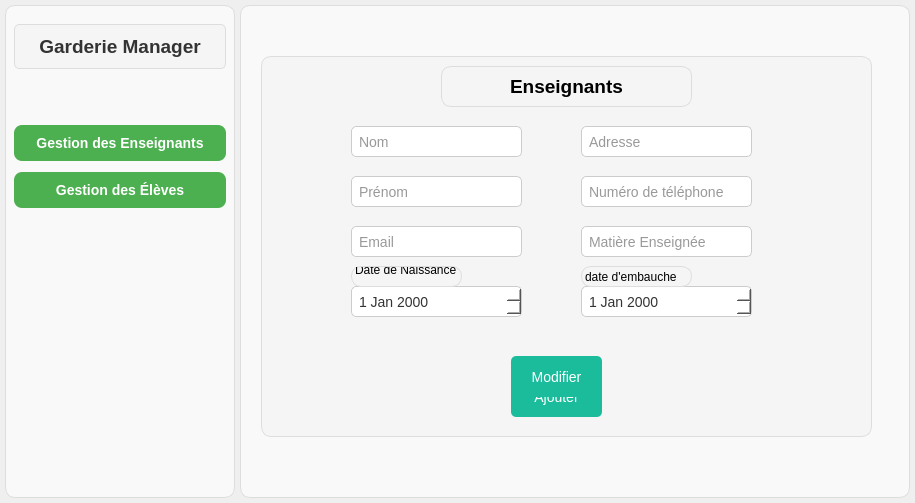
This is mainwindow.ui in houssemgnounou/GarderieScolaireQT as Qt 5 draws it before an edit. The edited form follows.
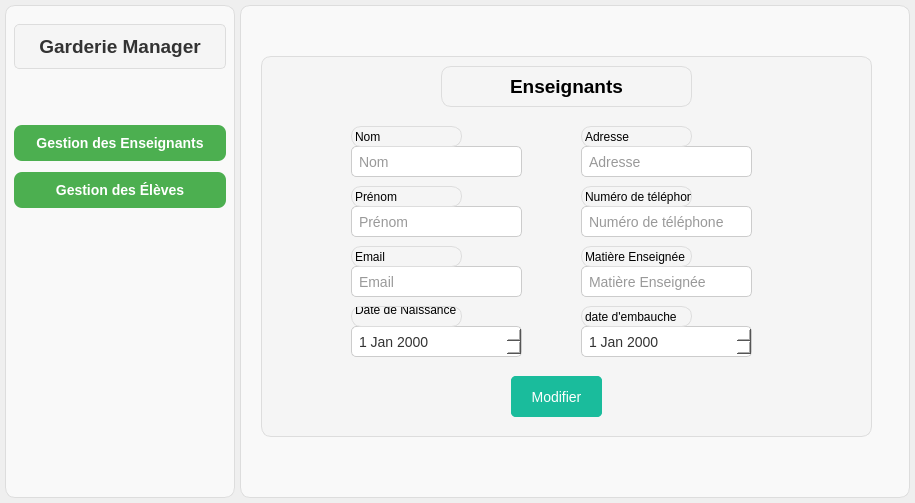
This is the edited form. The open tabs and pages were chosen to show the change.

Patch:
```diff
--- a/mainwindow.ui
+++ b/mainwindow.ui
@@ -574,7 +574,7 @@
          <property name="geometry">
           <rect>
            <x>90</x>
-           <y>70</y>
+           <y>90</y>
            <width>171</width>
            <height>31</height>
           </rect>
@@ -587,7 +587,7 @@
          <property name="geometry">
           <rect>
            <x>90</x>
-           <y>120</y>
+           <y>150</y>
            <width>171</width>
            <height>31</height>
           </rect>
@@ -600,7 +600,7 @@
          <property name="geometry">
           <rect>
            <x>320</x>
-           <y>70</y>
+           <y>90</y>
            <width>171</width>
            <height>31</height>
           </rect>
@@ -613,7 +613,7 @@
          <property name="geometry">
           <rect>
            <x>90</x>
-           <y>230</y>
+           <y>270</y>
            <width>171</width>
            <height>31</height>
           </rect>
@@ -623,7 +623,7 @@
          <property name="geometry">
           <rect>
            <x>320</x>
-           <y>230</y>
+           <y>270</y>
            <width>171</width>
            <height>31</height>
           </rect>
@@ -633,7 +633,7 @@
          <property name="geometry">
           <rect>
            <x>90</x>
-           <y>170</y>
+           <y>210</y>
            <width>171</width>
            <height>31</height>
           </rect>
@@ -646,7 +646,7 @@
          <property name="geometry">
           <rect>
            <x>320</x>
-           <y>120</y>
+           <y>150</y>
            <width>171</width>
            <height>31</height>
           </rect>
@@ -659,7 +659,7 @@
          <property name="geometry">
           <rect>
            <x>320</x>
-           <y>170</y>
+           <y>210</y>
            <width>171</width>
            <height>31</height>
           </rect>
@@ -685,7 +685,7 @@
          <property name="geometry">
           <rect>
            <x>250</x>
-           <y>300</y>
+           <y>320</y>
            <width>91</width>
            <height>41</height>
           </rect>
@@ -725,7 +725,7 @@
          <property name="geometry">
           <rect>
            <x>90</x>
-           <y>210</y>
+           <y>250</y>
            <width>111</width>
            <height>21</height>
           </rect>
@@ -739,7 +739,7 @@
          <property name="geometry">
           <rect>
            <x>320</x>
-           <y>210</y>
+           <y>250</y>
            <width>111</width>
            <height>21</height>
           </rect>
@@ -748,6 +748,84 @@
           <string>date d'embauche</string>
          </property>
         </widget>
+        <widget class="QLabel" name="label_3">
+         <property name="geometry">
+          <rect>
+           <x>90</x>
+           <y>190</y>
+           <width>111</width>
+           <height>21</height>
+          </rect>
+         </property>
+         <property name="text">
+          <string>Email</string>
+         </property>
+        </widget>
+        <widget class="QLabel" name="label_4">
+         <property name="geometry">
+          <rect>
+           <x>320</x>
+           <y>190</y>
+           <width>111</width>
+           <height>21</height>
+          </rect>
+         </property>
+         <property name="text">
+          <string>Matière Enseignée </string>
+         </property>
+        </widget>
+        <widget class="QLabel" name="label_5">
+         <property name="geometry">
+          <rect>
+           <x>90</x>
+           <y>130</y>
+           <width>111</width>
+           <height>21</height>
+          </rect>
+         </property>
+         <property name="text">
+          <string>Prénom</string>
+         </property>
+        </widget>
+        <widget class="QLabel" name="label_6">
+         <property name="geometry">
+          <rect>
+           <x>320</x>
+           <y>130</y>
+           <width>111</width>
+           <height>21</height>
+          </rect>
+         </property>
+         <property name="text">
+          <string>Numéro de téléphone </string>
+         </property>
+        </widget>
+        <widget class="QLabel" name="label_7">
+         <property name="geometry">
+          <rect>
+           <x>90</x>
+           <y>70</y>
+           <width>111</width>
+           <height>21</height>
+          </rect>
+         </property>
+         <property name="text">
+          <string>Nom</string>
+         </property>
+        </widget>
+        <widget class="QLabel" name="label_8">
+         <property name="geometry">
+          <rect>
+           <x>320</x>
+           <y>70</y>
+           <width>111</width>
+           <height>21</height>
+          </rect>
+         </property>
+         <property name="text">
+          <string>Adresse</string>
+         </property>
+        </widget>
        </widget>
       </widget>
       <widget class="QWidget" name="pages"/>
```
Left out of the diff: 2 changed lines with no effect on the pictures.
